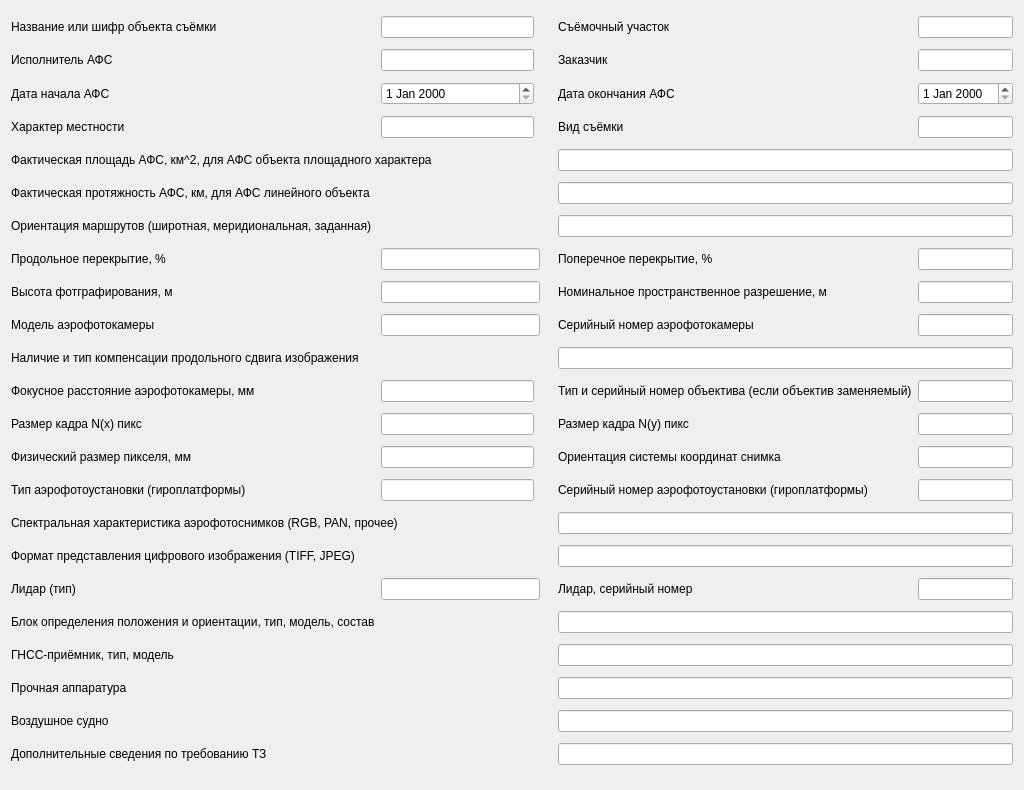
ji-tf/afs_gui, file untitled.ui: the form before one commit.
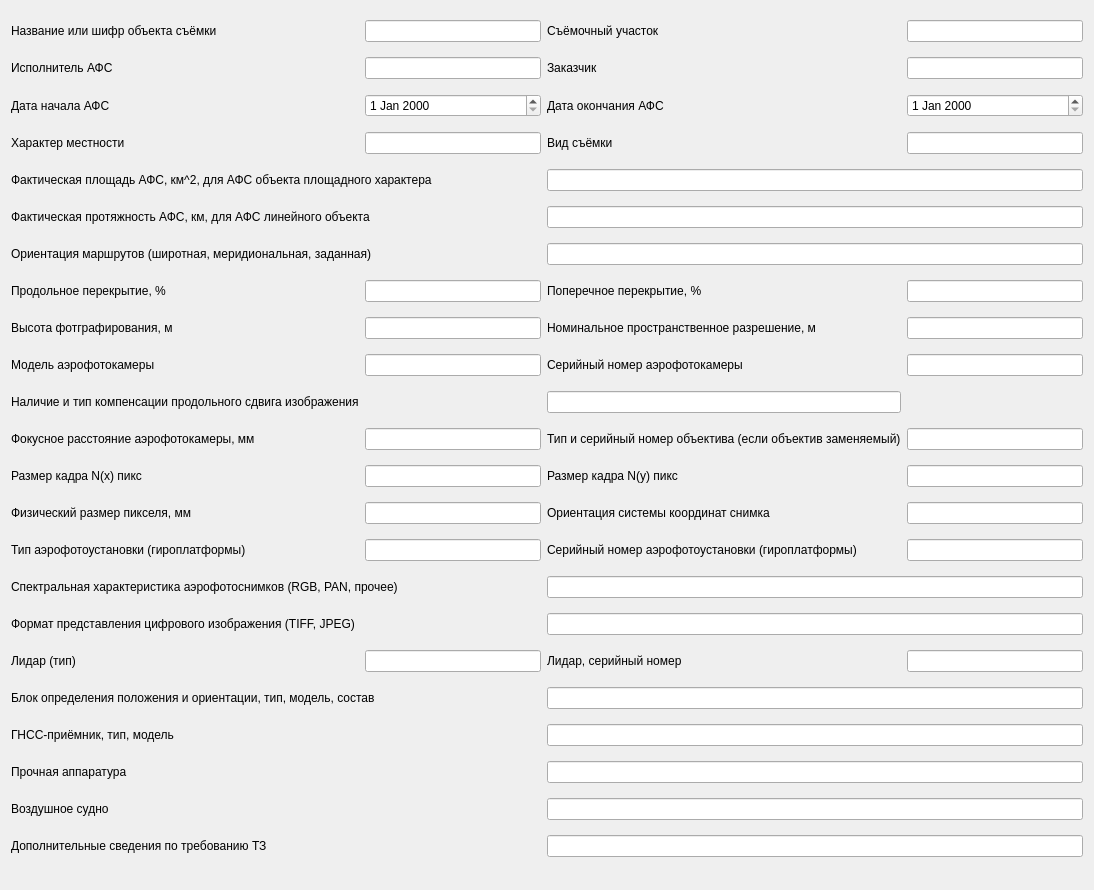
The form after the commit.

```diff
--- a/untitled.ui
+++ b/untitled.ui
@@ -6,17 +6,14 @@
    <rect>
     <x>0</x>
     <y>0</y>
-    <width>1024</width>
-    <height>790</height>
+    <width>1094</width>
+    <height>890</height>
    </rect>
   </property>
   <property name="windowTitle">
    <string>Dialog</string>
   </property>
   <layout class="QGridLayout" name="gridLayout">
-   <item row="1" column="2">
-    <widget class="QLineEdit" name="lineEdit_2"/>
-   </item>
    <item row="0" column="0">
     <widget class="QLabel" name="label">
      <property name="text">
@@ -24,346 +21,349 @@
      </property>
     </widget>
    </item>
-   <item row="14" column="6">
-    <widget class="QLabel" name="label_28">
+   <item row="0" column="1">
+    <widget class="QLineEdit" name="lineEdit"/>
+   </item>
+   <item row="0" column="2">
+    <widget class="QLabel" name="label_22">
      <property name="text">
-      <string>Размер кадра N(y) пикс</string>
+      <string>Съёмочный участок</string>
      </property>
     </widget>
    </item>
-   <item row="1" column="6">
+   <item row="0" column="3">
+    <widget class="QLineEdit" name="lineEdit_3"/>
+   </item>
+   <item row="1" column="0">
+    <widget class="QLabel" name="label_2">
+     <property name="text">
+      <string>Исполнитель АФС</string>
+     </property>
+    </widget>
+   </item>
+   <item row="1" column="1">
+    <widget class="QLineEdit" name="lineEdit_2"/>
+   </item>
+   <item row="1" column="2">
     <widget class="QLabel" name="label_34">
      <property name="text">
       <string>Заказчик</string>
      </property>
     </widget>
    </item>
-   <item row="16" column="2">
-    <widget class="QLineEdit" name="lineEdit_15"/>
+   <item row="1" column="3">
+    <widget class="QLineEdit" name="lineEdit_4"/>
    </item>
-   <item row="0" column="2">
-    <widget class="QLineEdit" name="lineEdit"/>
+   <item row="2" column="0">
+    <widget class="QLabel" name="label_4">
+     <property name="text">
+      <string>Дата начала АФС</string>
+     </property>
+    </widget>
    </item>
-   <item row="5" column="2">
+   <item row="2" column="1">
+    <widget class="QDateEdit" name="dateEdit"/>
+   </item>
+   <item row="2" column="2">
+    <widget class="QLabel" name="label_31">
+     <property name="text">
+      <string>Дата окончания АФС</string>
+     </property>
+    </widget>
+   </item>
+   <item row="2" column="3">
+    <widget class="QDateEdit" name="dateEdit_2"/>
+   </item>
+   <item row="3" column="0">
+    <widget class="QLabel" name="label_3">
+     <property name="text">
+      <string>Характер местности</string>
+     </property>
+    </widget>
+   </item>
+   <item row="3" column="1">
     <widget class="QLineEdit" name="lineEdit_6"/>
    </item>
-   <item row="16" column="6">
-    <widget class="QLabel" name="label_29">
+   <item row="3" column="2">
+    <widget class="QLabel" name="label_35">
      <property name="text">
-      <string>Серийный номер аэрофотоустановки (гироплатформы)</string>
+      <string>Вид съёмки</string>
      </property>
     </widget>
    </item>
-   <item row="24" column="0" colspan="5">
-    <widget class="QLabel" name="label_32">
+   <item row="3" column="3">
+    <widget class="QLineEdit" name="lineEdit_23"/>
+   </item>
+   <item row="4" column="0" colspan="2">
+    <widget class="QLabel" name="label_8">
      <property name="text">
-      <string>Дополнительные сведения по требованию ТЗ</string>
+      <string>Фактическая площадь АФС, км^2, для АФС объекта площадного характера</string>
      </property>
     </widget>
    </item>
-   <item row="8" column="0" colspan="6">
+   <item row="4" column="2" colspan="2">
+    <widget class="QLineEdit" name="lineEdit_5"/>
+   </item>
+   <item row="5" column="0" colspan="2">
+    <widget class="QLabel" name="label_5">
+     <property name="text">
+      <string>Фактическая протяжность АФС, км, для АФС линейного объекта</string>
+     </property>
+    </widget>
+   </item>
+   <item row="5" column="2" colspan="2">
+    <widget class="QLineEdit" name="lineEdit_8"/>
+   </item>
+   <item row="6" column="0" colspan="2">
     <widget class="QLabel" name="label_7">
      <property name="text">
       <string>Ориентация маршрутов (широтная, меридиональная, заданная)</string>
      </property>
     </widget>
    </item>
-   <item row="17" column="0" colspan="6">
-    <widget class="QLabel" name="label_11">
-     <property name="text">
-      <string>Спектральная характеристика аэрофотоснимков (RGB, PAN, прочее)</string>
-     </property>
-    </widget>
+   <item row="6" column="2" colspan="2">
+    <widget class="QLineEdit" name="lineEdit_7"/>
    </item>
-   <item row="20" column="6" colspan="2">
-    <widget class="QLineEdit" name="lineEdit_14"/>
-   </item>
-   <item row="11" column="6">
-    <widget class="QLabel" name="label_33">
-     <property name="text">
-      <string>Серийный номер аэрофотокамеры</string>
-     </property>
-    </widget>
-   </item>
-   <item row="23" column="6" colspan="2">
-    <widget class="QLineEdit" name="lineEdit_24"/>
-   </item>
-   <item row="16" column="7">
-    <widget class="QLineEdit" name="lineEdit_25"/>
-   </item>
-   <item row="9" column="0">
+   <item row="7" column="0">
     <widget class="QLabel" name="label_6">
      <property name="text">
       <string>Продольное перекрытие, %</string>
      </property>
     </widget>
    </item>
-   <item row="21" column="6" colspan="2">
-    <widget class="QLineEdit" name="lineEdit_17"/>
+   <item row="7" column="1">
+    <widget class="QLineEdit" name="lineEdit_10"/>
    </item>
-   <item row="9" column="7">
+   <item row="7" column="2">
+    <widget class="QLabel" name="label_27">
+     <property name="text">
+      <string>Поперечное перекрытие, %</string>
+     </property>
+    </widget>
+   </item>
+   <item row="7" column="3">
     <widget class="QLineEdit" name="lineEdit_22"/>
    </item>
-   <item row="11" column="7">
+   <item row="8" column="0">
+    <widget class="QLabel" name="label_16">
+     <property name="text">
+      <string>Высота фотграфирования, м</string>
+     </property>
+    </widget>
+   </item>
+   <item row="8" column="1">
+    <widget class="QLineEdit" name="lineEdit_9"/>
+   </item>
+   <item row="8" column="2">
+    <widget class="QLabel" name="label_30">
+     <property name="text">
+      <string>Номинальное пространственное разрешение, м</string>
+     </property>
+    </widget>
+   </item>
+   <item row="8" column="3">
+    <widget class="QLineEdit" name="lineEdit_32"/>
+   </item>
+   <item row="9" column="0">
+    <widget class="QLabel" name="label_9">
+     <property name="text">
+      <string>Модель аэрофотокамеры</string>
+     </property>
+    </widget>
+   </item>
+   <item row="9" column="1">
+    <widget class="QLineEdit" name="lineEdit_12"/>
+   </item>
+   <item row="9" column="2">
+    <widget class="QLabel" name="label_33">
+     <property name="text">
+      <string>Серийный номер аэрофотокамеры</string>
+     </property>
+    </widget>
+   </item>
+   <item row="9" column="3">
     <widget class="QLineEdit" name="lineEdit_31"/>
    </item>
-   <item row="7" column="0" colspan="6">
-    <widget class="QLabel" name="label_5">
+   <item row="10" column="0">
+    <widget class="QLabel" name="label_13">
      <property name="text">
-      <string>Фактическая протяжность АФС, км, для АФС линейного объекта</string>
+      <string>Наличие и тип компенсации продольного сдвига изображения</string>
      </property>
     </widget>
    </item>
-   <item row="19" column="6">
-    <widget class="QLabel" name="label_25">
-     <property name="text">
-      <string>Лидар, серийный номер</string>
-     </property>
-    </widget>
+   <item row="10" column="2">
+    <widget class="QLineEdit" name="lineEdit_34"/>
    </item>
-   <item row="19" column="2" colspan="2">
-    <widget class="QLineEdit" name="lineEdit_19"/>
-   </item>
-   <item row="2" column="2">
-    <widget class="QDateEdit" name="dateEdit"/>
-   </item>
-   <item row="22" column="0" colspan="5">
-    <widget class="QLabel" name="label_21">
-     <property name="text">
-      <string>Прочная аппаратура</string>
-     </property>
-    </widget>
-   </item>
-   <item row="14" column="0">
-    <widget class="QLabel" name="label_12">
-     <property name="text">
-      <string>Размер кадра N(x) пикс</string>
-     </property>
-    </widget>
-   </item>
-   <item row="2" column="6">
-    <widget class="QLabel" name="label_31">
-     <property name="text">
-      <string>Дата окончания АФС</string>
-     </property>
-    </widget>
-   </item>
-   <item row="18" column="0" colspan="6">
-    <widget class="QLabel" name="label_17">
-     <property name="text">
-      <string>Формат представления цифрового изображения (TIFF, JPEG)</string>
-     </property>
-    </widget>
-   </item>
-   <item row="13" column="0">
+   <item row="11" column="0">
     <widget class="QLabel" name="label_10">
      <property name="text">
       <string>Фокусное расстояние аэрофотокамеры, мм</string>
      </property>
     </widget>
    </item>
-   <item row="1" column="0">
-    <widget class="QLabel" name="label_2">
+   <item row="11" column="1">
+    <widget class="QLineEdit" name="lineEdit_16"/>
+   </item>
+   <item row="11" column="2">
+    <widget class="QLabel" name="label_26">
      <property name="text">
-      <string>Исполнитель АФС</string>
+      <string>Тип и серийный номер объектива (если объектив заменяемый)</string>
      </property>
     </widget>
    </item>
-   <item row="13" column="7">
+   <item row="11" column="3">
     <widget class="QLineEdit" name="lineEdit_21"/>
    </item>
-   <item row="11" column="0">
-    <widget class="QLabel" name="label_9">
+   <item row="12" column="0">
+    <widget class="QLabel" name="label_12">
      <property name="text">
-      <string>Модель аэрофотокамеры</string>
+      <string>Размер кадра N(x) пикс</string>
      </property>
     </widget>
    </item>
-   <item row="19" column="0">
-    <widget class="QLabel" name="label_18">
+   <item row="12" column="1">
+    <widget class="QLineEdit" name="lineEdit_13"/>
+   </item>
+   <item row="12" column="2">
+    <widget class="QLabel" name="label_28">
      <property name="text">
-      <string>Лидар (тип)</string>
+      <string>Размер кадра N(y) пикс</string>
      </property>
     </widget>
    </item>
-   <item row="15" column="0">
+   <item row="12" column="3">
+    <widget class="QLineEdit" name="lineEdit_29"/>
+   </item>
+   <item row="13" column="0">
     <widget class="QLabel" name="label_14">
      <property name="text">
       <string>Физический размер пикселя, мм</string>
      </property>
     </widget>
    </item>
-   <item row="9" column="6">
-    <widget class="QLabel" name="label_27">
-     <property name="text">
-      <string>Поперечное перекрытие, %</string>
-     </property>
-    </widget>
-   </item>
-   <item row="0" column="6">
-    <widget class="QLabel" name="label_22">
-     <property name="text">
-      <string>Съёмочный участок</string>
-     </property>
-    </widget>
-   </item>
-   <item row="22" column="6" colspan="2">
-    <widget class="QLineEdit" name="lineEdit_18"/>
-   </item>
-   <item row="21" column="0" colspan="5">
-    <widget class="QLabel" name="label_20">
-     <property name="text">
-      <string>ГНСС-приёмник, тип, модель</string>
-     </property>
-    </widget>
-   </item>
-   <item row="13" column="2">
-    <widget class="QLineEdit" name="lineEdit_16"/>
-   </item>
-   <item row="10" column="6">
-    <widget class="QLabel" name="label_30">
-     <property name="text">
-      <string>Номинальное пространственное разрешение, м</string>
-     </property>
-    </widget>
-   </item>
-   <item row="10" column="2" colspan="2">
-    <widget class="QLineEdit" name="lineEdit_9"/>
-   </item>
-   <item row="6" column="0" colspan="5">
-    <widget class="QLabel" name="label_8">
-     <property name="text">
-      <string>Фактическая площадь АФС, км^2, для АФС объекта площадного характера</string>
-     </property>
-    </widget>
-   </item>
-   <item row="15" column="2">
+   <item row="13" column="1">
     <widget class="QLineEdit" name="lineEdit_11"/>
    </item>
-   <item row="2" column="0">
-    <widget class="QLabel" name="label_4">
-     <property name="text">
-      <string>Дата начала АФС</string>
-     </property>
-    </widget>
-   </item>
-   <item row="12" column="0" colspan="6">
-    <widget class="QLabel" name="label_13">
-     <property name="text">
-      <string>Наличие и тип компенсации продольного сдвига изображения</string>
-     </property>
-    </widget>
-   </item>
-   <item row="5" column="7">
-    <widget class="QLineEdit" name="lineEdit_23"/>
-   </item>
-   <item row="0" column="7">
-    <widget class="QLineEdit" name="lineEdit_3"/>
-   </item>
-   <item row="14" column="2">
-    <widget class="QLineEdit" name="lineEdit_13"/>
-   </item>
-   <item row="24" column="6" colspan="2">
-    <widget class="QLineEdit" name="lineEdit_28"/>
-   </item>
-   <item row="9" column="2" colspan="2">
-    <widget class="QLineEdit" name="lineEdit_10"/>
-   </item>
-   <item row="10" column="0">
-    <widget class="QLabel" name="label_16">
-     <property name="text">
-      <string>Высота фотграфирования, м</string>
-     </property>
-    </widget>
-   </item>
-   <item row="16" column="0">
-    <widget class="QLabel" name="label_15">
-     <property name="text">
-      <string>Тип аэрофотоустановки (гироплатформы)</string>
-     </property>
-    </widget>
-   </item>
-   <item row="15" column="6">
+   <item row="13" column="2">
     <widget class="QLabel" name="label_23">
      <property name="text">
       <string>Ориентация системы координат снимка</string>
      </property>
     </widget>
    </item>
-   <item row="19" column="7">
-    <widget class="QLineEdit" name="lineEdit_26"/>
-   </item>
-   <item row="5" column="0">
-    <widget class="QLabel" name="label_3">
-     <property name="text">
-      <string>Характер местности</string>
-     </property>
-    </widget>
-   </item>
-   <item row="11" column="2" colspan="2">
-    <widget class="QLineEdit" name="lineEdit_12"/>
-   </item>
-   <item row="23" column="0" colspan="5">
-    <widget class="QLabel" name="label_24">
-     <property name="text">
-      <string>Воздушное судно</string>
-     </property>
-    </widget>
-   </item>
-   <item row="1" column="7">
-    <widget class="QLineEdit" name="lineEdit_4"/>
-   </item>
-   <item row="14" column="7">
-    <widget class="QLineEdit" name="lineEdit_29"/>
-   </item>
-   <item row="10" column="7">
-    <widget class="QLineEdit" name="lineEdit_32"/>
-   </item>
-   <item row="5" column="6">
-    <widget class="QLabel" name="label_35">
-     <property name="text">
-      <string>Вид съёмки</string>
-     </property>
-    </widget>
-   </item>
-   <item row="13" column="6">
-    <widget class="QLabel" name="label_26">
-     <property name="text">
-      <string>Тип и серийный номер объектива (если объектив заменяемый)</string>
-     </property>
-    </widget>
-   </item>
-   <item row="2" column="7">
-    <widget class="QDateEdit" name="dateEdit_2"/>
-   </item>
-   <item row="15" column="7">
+   <item row="13" column="3">
     <widget class="QLineEdit" name="lineEdit_27"/>
    </item>
-   <item row="20" column="0" colspan="2">
-    <widget class="QLabel" name="label_19">
+   <item row="14" column="0">
+    <widget class="QLabel" name="label_15">
      <property name="text">
-      <string>Блок определения положения и ориентации, тип, модель, состав</string>
+      <string>Тип аэрофотоустановки (гироплатформы)</string>
      </property>
     </widget>
    </item>
-   <item row="7" column="6" colspan="2">
-    <widget class="QLineEdit" name="lineEdit_8"/>
+   <item row="14" column="1">
+    <widget class="QLineEdit" name="lineEdit_15"/>
    </item>
-   <item row="8" column="6" colspan="2">
-    <widget class="QLineEdit" name="lineEdit_7"/>
+   <item row="14" column="2">
+    <widget class="QLabel" name="label_29">
+     <property name="text">
+      <string>Серийный номер аэрофотоустановки (гироплатформы)</string>
+     </property>
+    </widget>
    </item>
-   <item row="6" column="6" colspan="2">
-    <widget class="QLineEdit" name="lineEdit_5"/>
+   <item row="14" column="3">
+    <widget class="QLineEdit" name="lineEdit_25"/>
    </item>
-   <item row="12" column="6" colspan="2">
-    <widget class="QLineEdit" name="lineEdit_34"/>
+   <item row="15" column="0" colspan="2">
+    <widget class="QLabel" name="label_11">
+     <property name="text">
+      <string>Спектральная характеристика аэрофотоснимков (RGB, PAN, прочее)</string>
+     </property>
+    </widget>
    </item>
-   <item row="17" column="6" colspan="2">
+   <item row="15" column="2" colspan="2">
     <widget class="QLineEdit" name="lineEdit_20"/>
    </item>
-   <item row="18" column="6" colspan="2">
+   <item row="16" column="0" colspan="2">
+    <widget class="QLabel" name="label_17">
+     <property name="text">
+      <string>Формат представления цифрового изображения (TIFF, JPEG)</string>
+     </property>
+    </widget>
+   </item>
+   <item row="16" column="2" colspan="2">
     <widget class="QLineEdit" name="lineEdit_30"/>
    </item>
+   <item row="17" column="0">
+    <widget class="QLabel" name="label_18">
+     <property name="text">
+      <string>Лидар (тип)</string>
+     </property>
+    </widget>
+   </item>
+   <item row="17" column="1">
+    <widget class="QLineEdit" name="lineEdit_19"/>
+   </item>
+   <item row="17" column="2">
+    <widget class="QLabel" name="label_25">
+     <property name="text">
+      <string>Лидар, серийный номер</string>
+     </property>
+    </widget>
+   </item>
+   <item row="17" column="3">
+    <widget class="QLineEdit" name="lineEdit_26"/>
+   </item>
+   <item row="18" column="0" colspan="2">
+    <widget class="QLabel" name="label_19">
+     <property name="text">
+      <string>Блок определения положения и ориентации, тип, модель, состав</string>
+     </property>
+    </widget>
+   </item>
+   <item row="18" column="2" colspan="2">
+    <widget class="QLineEdit" name="lineEdit_14"/>
+   </item>
+   <item row="19" column="0" colspan="2">
+    <widget class="QLabel" name="label_20">
+     <property name="text">
+      <string>ГНСС-приёмник, тип, модель</string>
+     </property>
+    </widget>
+   </item>
+   <item row="19" column="2" colspan="2">
+    <widget class="QLineEdit" name="lineEdit_17"/>
+   </item>
+   <item row="20" column="0" colspan="2">
+    <widget class="QLabel" name="label_21">
+     <property name="text">
+      <string>Прочная аппаратура</string>
+     </property>
+    </widget>
+   </item>
+   <item row="20" column="2" colspan="2">
+    <widget class="QLineEdit" name="lineEdit_18"/>
+   </item>
+   <item row="21" column="0" colspan="2">
+    <widget class="QLabel" name="label_24">
+     <property name="text">
+      <string>Воздушное судно</string>
+     </property>
+    </widget>
+   </item>
+   <item row="21" column="2" colspan="2">
+    <widget class="QLineEdit" name="lineEdit_24"/>
+   </item>
+   <item row="22" column="0" colspan="2">
+    <widget class="QLabel" name="label_32">
+     <property name="text">
+      <string>Дополнительные сведения по требованию ТЗ</string>
+     </property>
+    </widget>
+   </item>
+   <item row="22" column="2" colspan="2">
+    <widget class="QLineEdit" name="lineEdit_28"/>
+   </item>
   </layout>
  </widget>
  <resources/>
```
